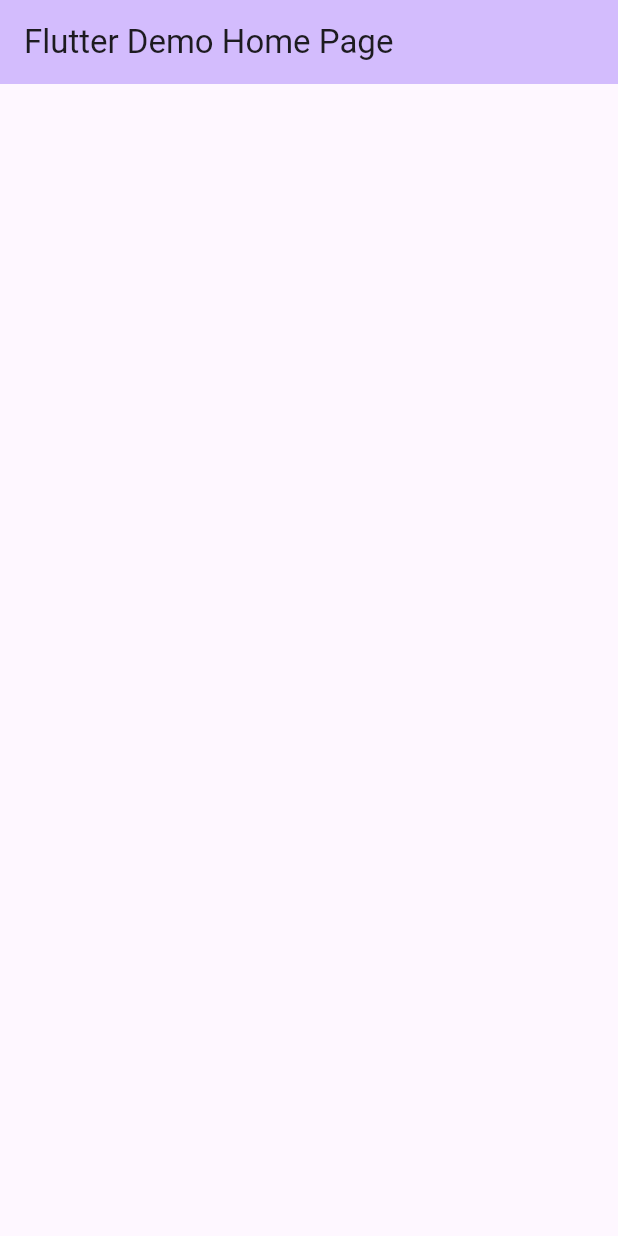
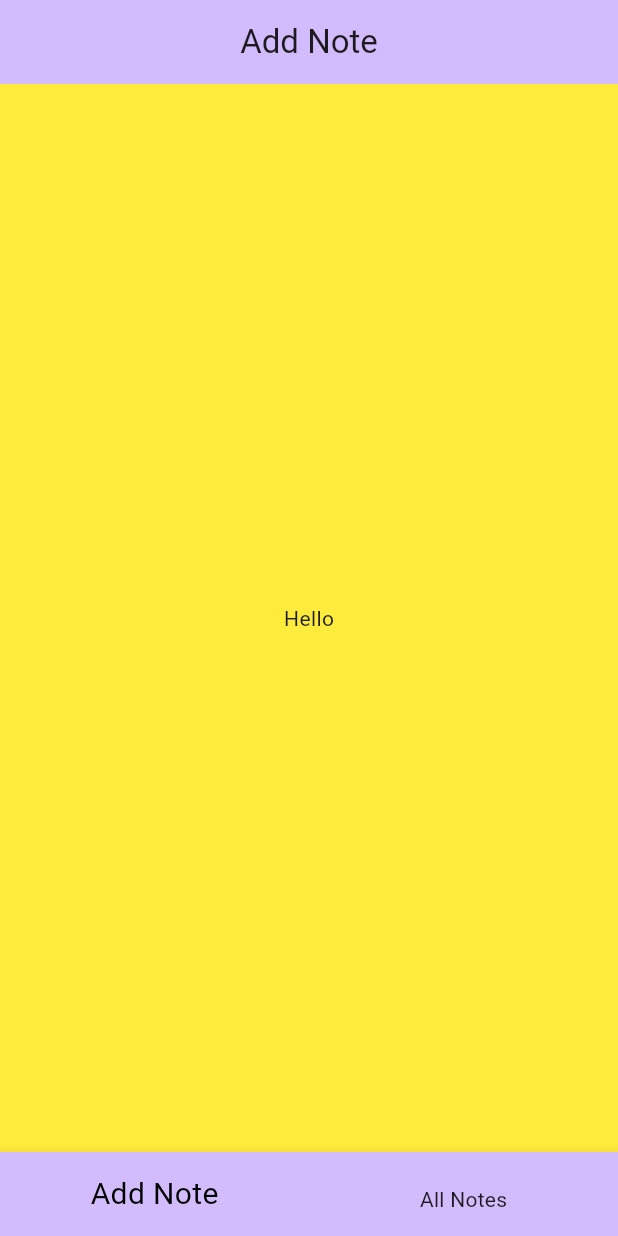
Before and after one commit to AnnaKhachatryan1/notes_app, a Flutter app: the screen it shows after launch, on a phone screen of 412 x 824 dp. Run offline on Flutter 3.47's test engine with Material 3 defaults, Android fonts, the phone set to English and light mode, and no system bars.

Commit message:
FIX Navigation Bar

```diff
--- a/lib/main.dart
+++ b/lib/main.dart
@@ -10,33 +10,60 @@ class MyApp extends StatelessWidget {
   @override
   Widget build(BuildContext context) {
     return MaterialApp(
-      title: 'Flutter Demo',
       theme: ThemeData(
         colorScheme: ColorScheme.fromSeed(seedColor: Colors.deepPurple),
         useMaterial3: true,
       ),
-      home: const MyHomePage(title: 'Flutter Demo Home Page'),
+      home: const MyHomePage(),
     );
   }
 }
 
 class MyHomePage extends StatefulWidget {
-  const MyHomePage({super.key, required this.title});
-
-  final String title;
+  const MyHomePage({super.key});
 
   @override
   State<MyHomePage> createState() => _MyHomePageState();
 }
 
 class _MyHomePageState extends State<MyHomePage> {
+  int selectedIndex = 0;
   @override
   Widget build(BuildContext context) {
     return Scaffold(
       appBar: AppBar(
         backgroundColor: Theme.of(context).colorScheme.inversePrimary,
-        title: Text(widget.title),
+        centerTitle: true,
+        title: Text(
+          selectedIndex == 0 ? "Add Note" : "All Notes",
+        ),
       ),
+      bottomNavigationBar: BottomNavigationBar(
+        selectedItemColor: Colors.black,
+        selectedFontSize: 20 ,
+        unselectedItemColor: Colors.black87,
+        unselectedFontSize: 14,
+        backgroundColor: Theme.of(context).colorScheme.inversePrimary,
+          currentIndex: selectedIndex,
+          onTap: (value) {
+            selectedIndex = value;
+            setState(() {});
+          },
+          items: [
+            BottomNavigationBarItem(icon: Container(), label: "Add Note"),
+            BottomNavigationBarItem(icon: Container(), label: "All Notes"),
+          ]),
+
+          body: selectedIndex == 0 ?  myAddNote(): myAllNotes(),
     );
   }
+
+
+  Widget myAddNote(){
+    return Container(color: Colors.yellow, child: Center( child: Text("Hello"),),) ;
+  }
+
+  Widget myAllNotes(){
+    return Container(color: Colors.green, child: Center( child: Text("Hy"),),) ;
+  }
 }
```
